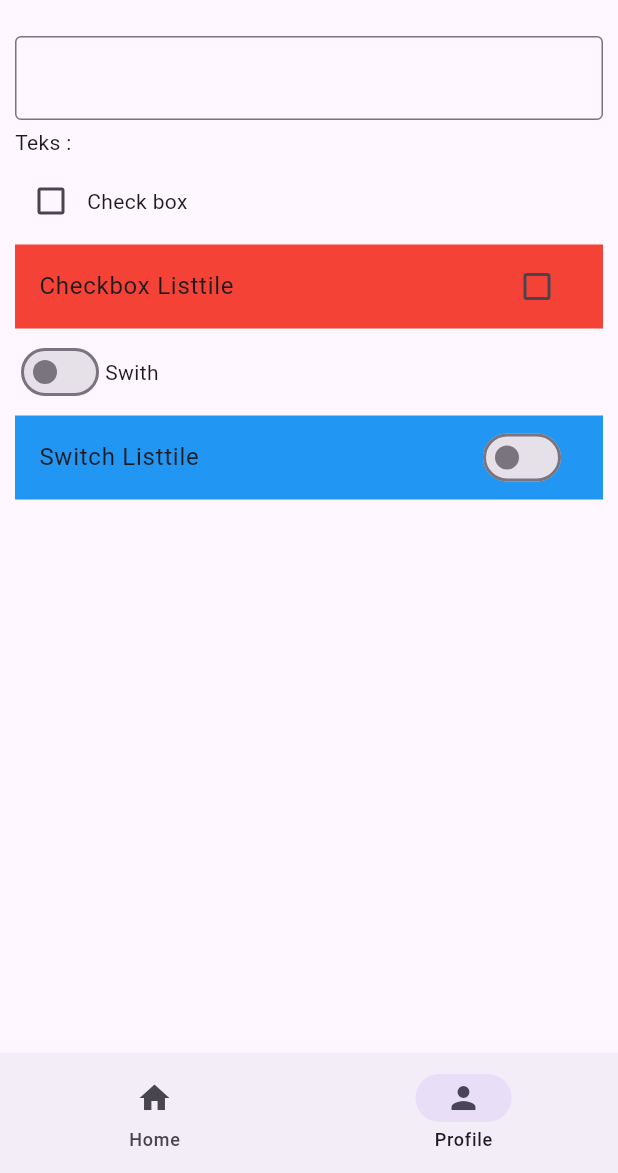
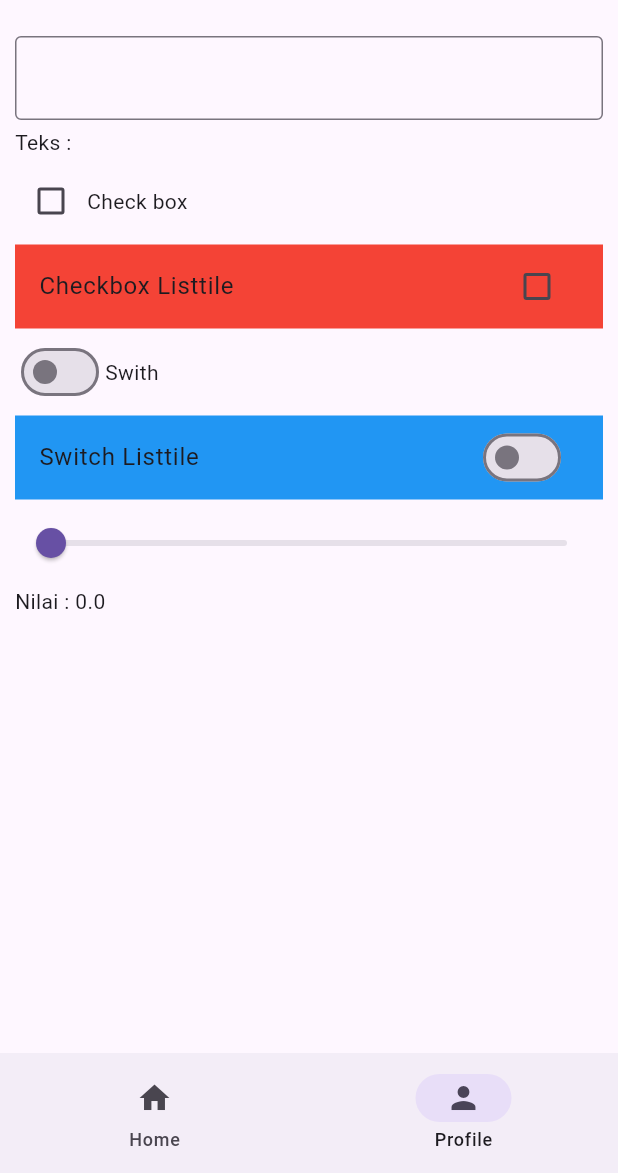
Before and after one commit to manpits/flutter, a Flutter app: the screen it shows after launch, item 2 of the bottom bar chosen, on a phone screen of 412 x 824 dp, the part 63-1236 px from its top. Run offline on Flutter 3.47's test engine with Material 3 defaults, Android fonts, the phone set to English and light mode, and no system bars.

Commit message:
026-slider-widget-1740981054

```diff
--- a/lib/views/pages/profilepage.dart
+++ b/lib/views/pages/profilepage.dart
@@ -11,6 +11,7 @@ class _ProfilePageState extends State<ProfilePage> {
   TextEditingController textController = TextEditingController();
   bool? isChecked = false;
   bool isSwithed = false;
+  double sliderValue = 0.0;
 
   @override
   Widget build(BuildContext context) {
@@ -95,7 +96,24 @@ class _ProfilePageState extends State<ProfilePage> {
                 isSwithed = value;
               });
             },
-          )
+          ),
+          const SizedBox(
+            height: 5,
+          ),
+          Slider(
+            value: sliderValue,
+            //max: 100.0,
+            //divisions: 20,
+            onChanged: (value) {
+              setState(() {
+                sliderValue = value;
+              });
+            },
+          ),
+          const SizedBox(
+            height: 5,
+          ),
+          Text('Nilai : $sliderValue'),
         ],
       ),
     );
```
